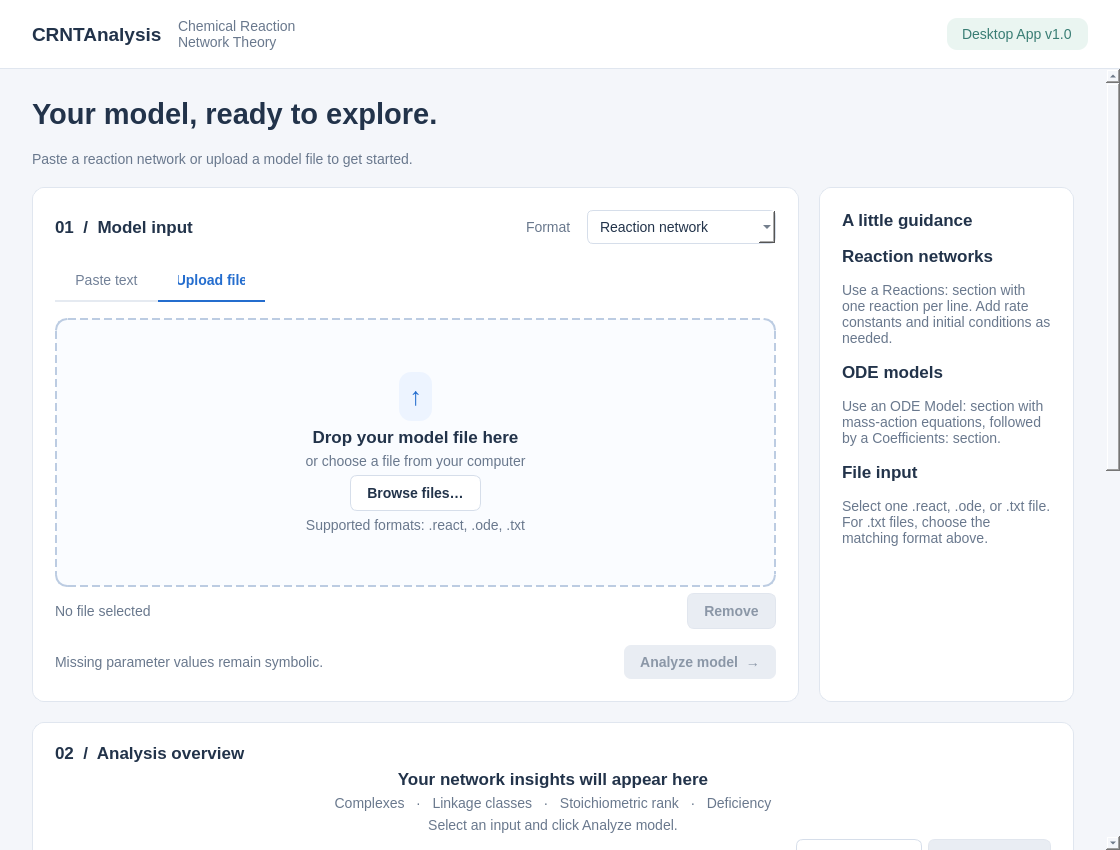
First picture: the form in GUI/form.ui, repository Sapi98/CRN_Deficiency, before the edit.
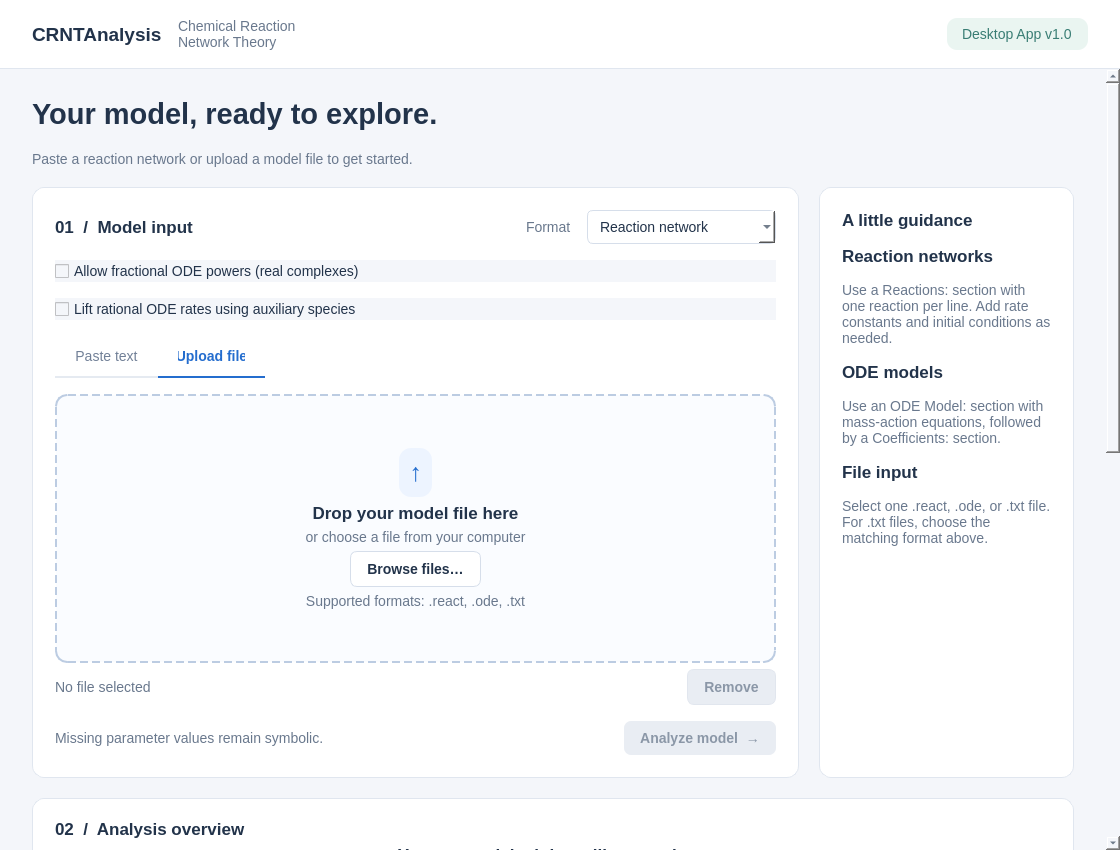
Second picture: the form after the edit. Custom widgets are drawn as their Qt base class.

Commit message: feat(GUI): Add options for fractional ODE powers and rational rate lifting in analysis

```diff
--- a/GUI/form.ui
+++ b/GUI/form.ui
@@ -280,6 +280,18 @@
                </item>
               </layout>
              </item>
+             <item>
+              <widget class="QCheckBox" name="allowFractionalCheck">
+               <property name="text"><string>Allow fractional ODE powers (real complexes)</string></property>
+               <property name="toolTip"><string>Use nonnegative real powers when realizing the ODE as a network. Classical mass-action theorem assumptions may not apply.</string></property>
+              </widget>
+             </item>
+             <item>
+              <widget class="QCheckBox" name="liftRationalCheck">
+               <property name="text"><string>Lift rational ODE rates using auxiliary species</string></property>
+               <property name="toolTip"><string>Enable Auxiliary Species definitions and reciprocal substitutions. Deficiency describes the augmented realization.</string></property>
+              </widget>
+             </item>
              <item>
               <widget class="GlowTabWidget" name="inputTabs">
                <property name="currentIndex">
```
The commit also changes 4 other files.
